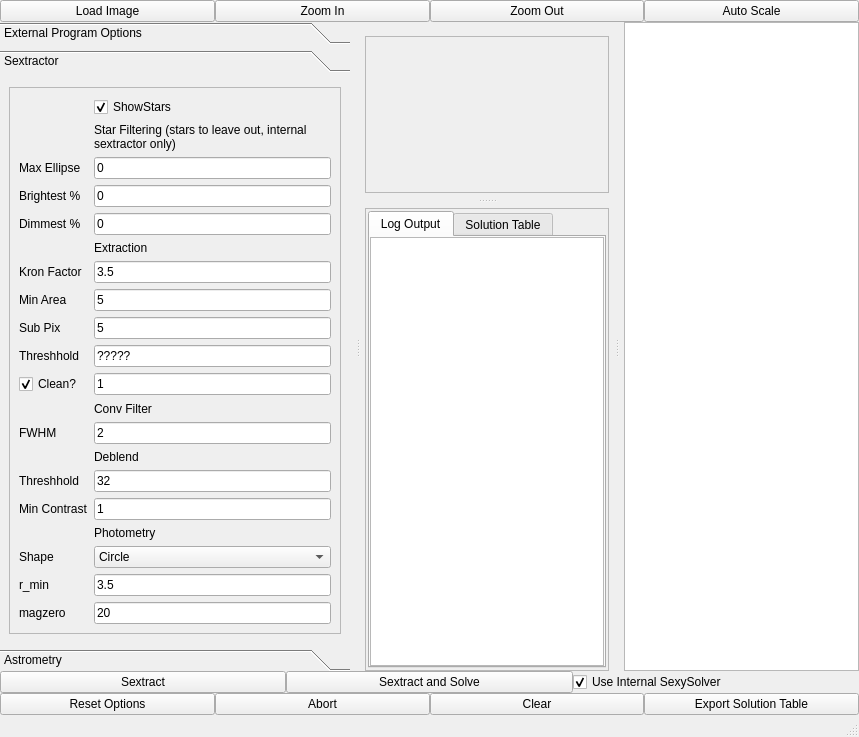
First picture: the form in mainwindow.ui, repository rlancaste/stellarsolver, before the edit.
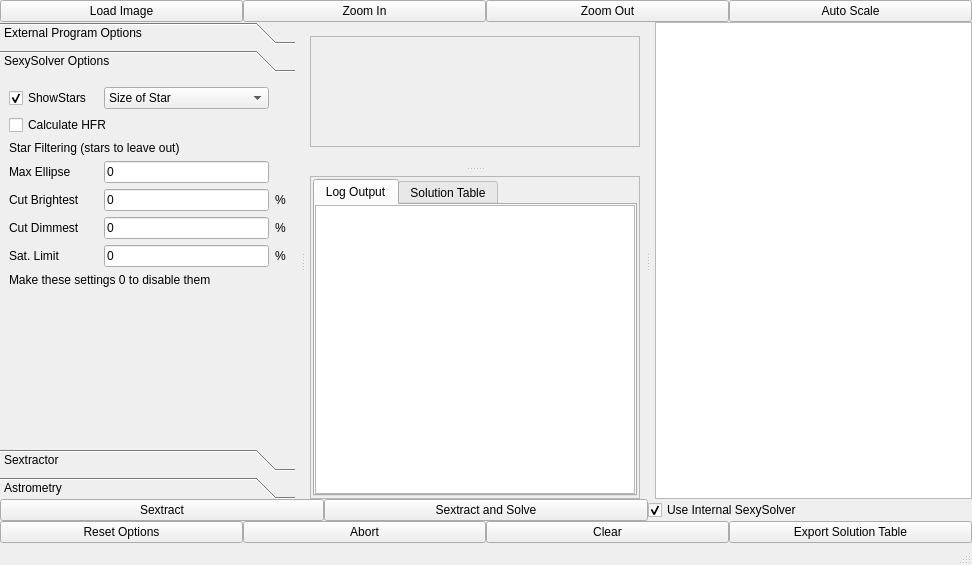
Second picture: the form after the edit. Custom widgets are drawn as their Qt base class.

Commit message: Adding options for HFR calcuation and saturation limit, adding filter for saturation limit, giving more options for star circle display, adding mouseinfo panel, adding filters to solution table

Diff of the .ui file:
```diff
--- a/mainwindow.ui
+++ b/mainwindow.ui
@@ -6,8 +6,8 @@
    <rect>
     <x>0</x>
     <y>0</y>
-    <width>859</width>
-    <height>737</height>
+    <width>972</width>
+    <height>565</height>
    </rect>
   </property>
   <property name="font">
@@ -183,6 +183,203 @@
            </property>
           </widget>
          </item>
+         <item row="1" column="1">
+          <widget class="QLineEdit" name="sextractorPath">
+           <property name="text">
+            <string/>
+           </property>
+          </widget>
+         </item>
+         <item row="3" column="0">
+          <widget class="QLabel" name="label_2">
+           <property name="text">
+            <string>Solver Path</string>
+           </property>
+          </widget>
+         </item>
+         <item row="6" column="1">
+          <widget class="QLineEdit" name="tempPath"/>
+         </item>
+         <item row="10" column="0">
+          <spacer name="verticalSpacer_2">
+           <property name="orientation">
+            <enum>Qt::Vertical</enum>
+           </property>
+           <property name="sizeHint" stdset="0">
+            <size>
+             <width>20</width>
+             <height>40</height>
+            </size>
+           </property>
+          </spacer>
+         </item>
+        </layout>
+       </widget>
+       <widget class="QWidget" name="SexySolverOptions">
+        <property name="geometry">
+         <rect>
+          <x>0</x>
+          <y>0</y>
+          <width>294</width>
+          <height>297</height>
+         </rect>
+        </property>
+        <attribute name="label">
+         <string>SexySolver Options</string>
+        </attribute>
+        <layout class="QGridLayout" name="gridLayout_10">
+         <item row="1" column="0">
+          <widget class="QCheckBox" name="showStars">
+           <property name="text">
+            <string>ShowStars</string>
+           </property>
+           <property name="checked">
+            <bool>true</bool>
+           </property>
+          </widget>
+         </item>
+         <item row="6" column="2">
+          <widget class="QLineEdit" name="brightestPercent">
+           <property name="text">
+            <string>0</string>
+           </property>
+          </widget>
+         </item>
+         <item row="1" column="2">
+          <widget class="QComboBox" name="starOptions">
+           <item>
+            <property name="text">
+             <string>Size of Star</string>
+            </property>
+           </item>
+           <item>
+            <property name="text">
+             <string>HFD</string>
+            </property>
+           </item>
+           <item>
+            <property name="text">
+             <string>2 x HFD</string>
+            </property>
+           </item>
+          </widget>
+         </item>
+         <item row="5" column="0">
+          <widget class="QLabel" name="label_39">
+           <property name="text">
+            <string>Max Ellipse</string>
+           </property>
+          </widget>
+         </item>
+         <item row="7" column="2">
+          <widget class="QLineEdit" name="dimmestPercent">
+           <property name="text">
+            <string>0</string>
+           </property>
+          </widget>
+         </item>
+         <item row="5" column="2">
+          <widget class="QLineEdit" name="maxEllipse">
+           <property name="text">
+            <string>0</string>
+           </property>
+          </widget>
+         </item>
+         <item row="7" column="0">
+          <widget class="QLabel" name="label_41">
+           <property name="text">
+            <string>Cut Dimmest</string>
+           </property>
+          </widget>
+         </item>
+         <item row="8" column="0">
+          <widget class="QLabel" name="label_46">
+           <property name="text">
+            <string>Sat. Limit</string>
+           </property>
+          </widget>
+         </item>
+         <item row="10" column="0">
+          <spacer name="verticalSpacer">
+           <property name="orientation">
+            <enum>Qt::Vertical</enum>
+           </property>
+           <property name="sizeHint" stdset="0">
+            <size>
+             <width>20</width>
+             <height>40</height>
+            </size>
+           </property>
+          </spacer>
+         </item>
+         <item row="8" column="2">
+          <widget class="QLineEdit" name="saturationLimit">
+           <property name="text">
+            <string>0</string>
+           </property>
+          </widget>
+         </item>
+         <item row="2" column="0" colspan="3">
+          <widget class="QCheckBox" name="calculateHFR">
+           <property name="text">
+            <string>Calculate HFR</string>
+           </property>
+           <property name="checked">
+            <bool>false</bool>
+           </property>
+          </widget>
+         </item>
+         <item row="6" column="3">
+          <widget class="QLabel" name="label_44">
+           <property name="text">
+            <string>%</string>
+           </property>
+          </widget>
+         </item>
+         <item row="7" column="3">
+          <widget class="QLabel" name="label_45">
+           <property name="text">
+            <string>%</string>
+           </property>
+          </widget>
+         </item>
+         <item row="6" column="0">
+          <widget class="QLabel" name="label_40">
+           <property name="text">
+            <string>Cut Brightest</string>
+           </property>
+          </widget>
+         </item>
+         <item row="8" column="3">
+          <widget class="QLabel" name="label_47">
+           <property name="text">
+            <string>%</string>
+           </property>
+          </widget>
+         </item>
+         <item row="3" column="0" colspan="3">
+          <widget class="QLabel" name="label_43">
+           <property name="sizePolicy">
+            <sizepolicy hsizetype="Preferred" vsizetype="Preferred">
+             <horstretch>0</horstretch>
+             <verstretch>0</verstretch>
+            </sizepolicy>
+           </property>
+           <property name="text">
+            <string>Star Filtering (stars to leave out)</string>
+           </property>
+           <property name="wordWrap">
+            <bool>true</bool>
+           </property>
+          </widget>
+         </item>
+         <item row="9" column="0" colspan="4">
+          <widget class="QLabel" name="label_48">
+           <property name="text">
+            <string>Make these settings 0 to disable them</string>
+           </property>
+          </widget>
+         </item>
         </layout>
        </widget>
        <widget class="QWidget" name="Sextractor">
@@ -190,8 +387,8 @@
          <rect>
           <x>0</x>
           <y>0</y>
-          <width>322</width>
-          <height>384</height>
+          <width>294</width>
+          <height>265</height>
          </rect>
         </property>
         <attribute name="label">
@@ -208,8 +405,8 @@
              <rect>
               <x>0</x>
               <y>0</y>
-              <width>296</width>
-              <height>622</height>
+              <width>268</width>
+              <height>464</height>
              </rect>
             </property>
             <layout class="QGridLayout" name="gridLayout_9">
@@ -240,13 +437,6 @@
                </property>
               </widget>
              </item>
-             <item row="4" column="0">
-              <widget class="QLabel" name="label_41">
-               <property name="text">
-                <string>Dimmest %</string>
-               </property>
-              </widget>
-             </item>
              <item row="10" column="2">
               <widget class="QLineEdit" name="clean_param">
                <property name="text">
@@ -303,13 +493,6 @@
                </property>
               </widget>
              </item>
-             <item row="2" column="2">
-              <widget class="QLineEdit" name="maxEllipse">
-               <property name="text">
-                <string>0</string>
-               </property>
-              </widget>
-             </item>
              <item row="10" column="0">
               <widget class="QCheckBox" name="cleanCheckBox">
                <property name="text">
@@ -341,20 +524,6 @@
                </property>
               </widget>
              </item>
-             <item row="3" column="0">
-              <widget class="QLabel" name="label_40">
-               <property name="text">
-                <string>Brightest %</string>
-               </property>
-              </widget>
-             </item>
-             <item row="4" column="2">
-              <widget class="QLineEdit" name="dimmestPercent">
-               <property name="text">
-                <string>0</string>
-               </property>
-              </widget>
-             </item>
              <item row="17" column="2">
               <widget class="QLineEdit" name="deblend_thresh">
                <property name="text">
@@ -403,13 +572,6 @@
                </property>
               </widget>
              </item>
-             <item row="2" column="0">
-              <widget class="QLabel" name="label_39">
-               <property name="text">
-                <string>Max Ellipse</string>
-               </property>
-              </widget>
-             </item>
              <item row="6" column="2">
               <widget class="QLineEdit" name="kron_fact">
                <property name="text">
@@ -417,22 +579,6 @@
                </property>
               </widget>
              </item>
-             <item row="1" column="2">
-              <widget class="QLabel" name="label_43">
-               <property name="sizePolicy">
-                <sizepolicy hsizetype="Preferred" vsizetype="Preferred">
-                 <horstretch>0</horstretch>
-                 <verstretch>0</verstretch>
-                </sizepolicy>
-               </property>
-               <property name="text">
-                <string>Star Filtering (stars to leave out, internal sextractor only)</string>
-               </property>
-               <property name="wordWrap">
-                <bool>true</bool>
-               </property>
-              </widget>
-             </item>
              <item row="7" column="2">
               <widget class="QLineEdit" name="minarea">
                <property name="text">
@@ -447,16 +593,6 @@
                </property>
               </widget>
              </item>
-             <item row="0" column="2">
-              <widget class="QCheckBox" name="showStars">
-               <property name="text">
-                <string>ShowStars</string>
-               </property>
-               <property name="checked">
-                <bool>true</bool>
-               </property>
-              </widget>
-             </item>
              <item row="8" column="0">
               <widget class="QLabel" name="label_24">
                <property name="text">
@@ -485,13 +621,6 @@
                </property>
               </widget>
              </item>
-             <item row="3" column="2">
-              <widget class="QLineEdit" name="brightestPercent">
-               <property name="text">
-                <string>0</string>
-               </property>
-              </widget>
-             </item>
              <item row="14" column="2">
               <widget class="QLineEdit" name="fwhm">
                <property name="text">
@@ -862,6 +991,9 @@
          <property name="leftMargin">
           <number>0</number>
          </property>
+         <property name="bottomMargin">
+          <number>0</number>
+         </property>
          <item>
           <widget class="QLabel" name="fileNameDisplay">
            <property name="text">
@@ -882,8 +1014,8 @@
              <rect>
               <x>0</x>
               <y>0</y>
-              <width>255</width>
-              <height>116</height>
+              <width>328</width>
+              <height>88</height>
              </rect>
             </property>
             <layout class="QGridLayout" name="gridLayout_2">
@@ -922,6 +1054,13 @@
            </widget>
           </widget>
          </item>
+         <item>
+          <widget class="QLabel" name="mouseInfo">
+           <property name="text">
+            <string/>
+           </property>
+          </widget>
+         </item>
         </layout>
        </widget>
        <widget class="QScrollArea" name="scrollArea_2">
@@ -933,8 +1072,8 @@
           <rect>
            <x>0</x>
            <y>0</y>
-           <width>257</width>
-           <height>333</height>
+           <width>330</width>
+           <height>260</height>
           </rect>
          </property>
          <property name="sizePolicy">
```
Left out of the diff: 55 changed lines with no effect on the pictures. The commit also changes 5 other files.
